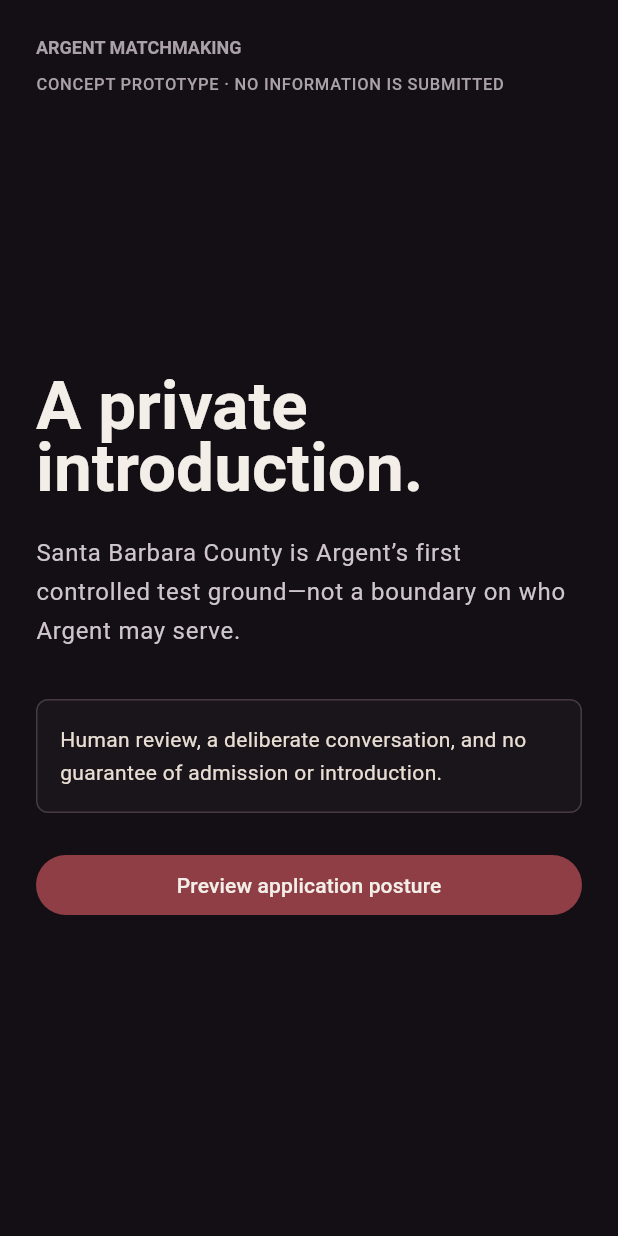
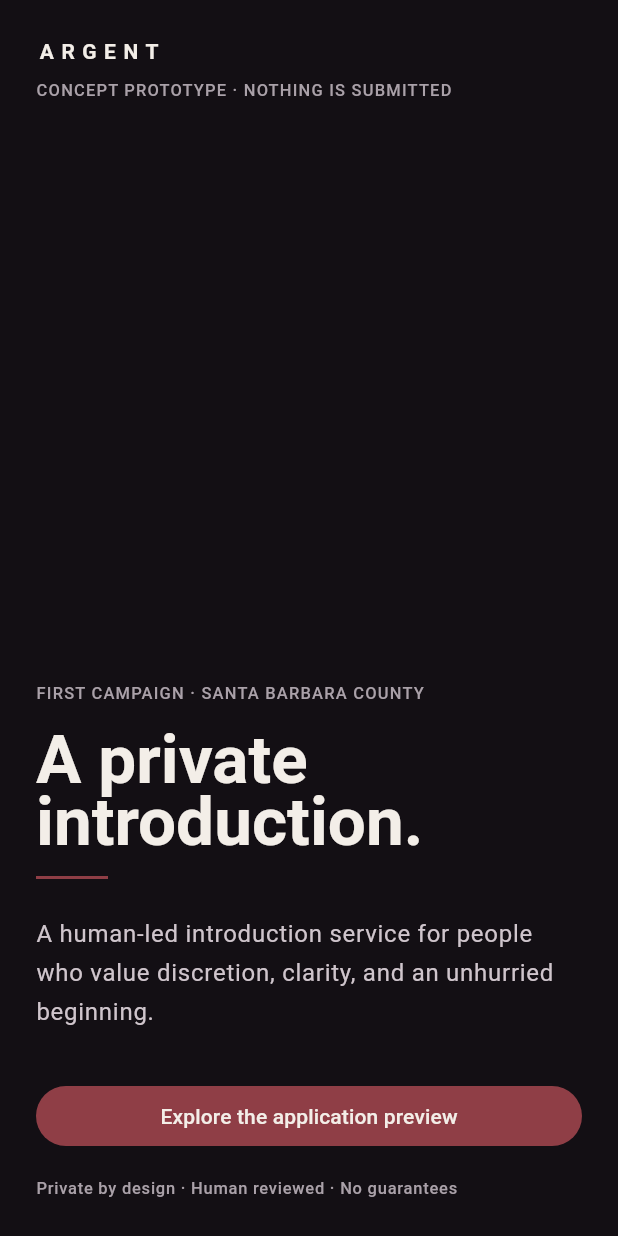
Before and after one commit to carlwelchdesign/matchmaker-ai, a Flutter app: the screen it shows after launch, on a phone screen of 412 x 824 dp. Run offline on Flutter 3.47's test engine with Material 3 defaults, Android fonts, the light colour scheme and no system bars; our stand-ins replace built_collection, built_value, dio; missing offline and left inert: one_of_serializer.

Commit message:
ARG-120 align mobile opening with Nocturne splash

```diff
--- a/apps/mobile/lib/main.dart
+++ b/apps/mobile/lib/main.dart
@@ -26,20 +26,22 @@ class ArgentMobileApp extends StatelessWidget {
         ),
         scaffoldBackgroundColor: ArgentTokens.semanticSurfaceCanvas,
       ),
-      home: const FoundationScreen(),
+      home: const ConceptLandingScreen(),
     );
   }
 }
 
-class FoundationScreen extends StatefulWidget {
-  const FoundationScreen({super.key});
+class ConceptLandingScreen extends StatefulWidget {
+  const ConceptLandingScreen({super.key});
 
   @override
-  State<FoundationScreen> createState() => _FoundationScreenState();
+  State<ConceptLandingScreen> createState() => _ConceptLandingScreenState();
 }
 
-class _FoundationScreenState extends State<FoundationScreen> {
-  var _step = 0;
+enum _ConceptView { applicationPreview, landing }
+
+class _ConceptLandingScreenState extends State<ConceptLandingScreen> {
+  var _view = _ConceptView.landing;
 
   @override
   Widget build(BuildContext context) {
@@ -49,89 +51,184 @@ class _FoundationScreenState extends State<FoundationScreen> {
       body: SafeArea(
         child: Padding(
           padding: const EdgeInsets.all(ArgentTokens.primitiveSpace300),
-          child: Column(
+          child: _view == _ConceptView.landing
+              ? _Landing(
+                  onPreviewApplication: () =>
+                      setState(() => _view = _ConceptView.applicationPreview),
+                  textTheme: textTheme,
+                )
+              : _ApplicationPreview(
+                  onReturn: () => setState(() => _view = _ConceptView.landing),
+                  textTheme: textTheme,
+                ),
+        ),
+      ),
+    );
+  }
+}
+
+class _Landing extends StatelessWidget {
+  const _Landing({required this.onPreviewApplication, required this.textTheme});
+
+  final VoidCallback onPreviewApplication;
+  final TextTheme textTheme;
+
+  @override
+  Widget build(BuildContext context) {
+    return Column(
       crossAxisAlignment: CrossAxisAlignment.start,
       children: [
         Text(
-                'ARGENT MATCHMAKING',
-                style: textTheme.labelMedium?.copyWith(
-                  color: ArgentTokens.semanticTextMuted,
+          'ARGENT',
+          style: textTheme.labelLarge?.copyWith(
             fontWeight: FontWeight.w600,
-                  letterSpacing: 0,
+            letterSpacing: 5,
           ),
         ),
         const SizedBox(height: ArgentTokens.primitiveSpace100),
         Text(
-                'CONCEPT PROTOTYPE · NO INFORMATION IS SUBMITTED',
+          'CONCEPT PROTOTYPE · NOTHING IS SUBMITTED',
           style: textTheme.labelSmall?.copyWith(
             color: ArgentTokens.semanticTextMuted,
-                  letterSpacing: 0.5,
+            letterSpacing: 0.8,
           ),
         ),
         const Spacer(),
         Text(
-                _step == 0
-                    ? 'A private introduction.'
-                    : 'Nothing leaves this device.',
+          'FIRST CAMPAIGN · SANTA BARBARA COUNTY',
+          style: textTheme.labelSmall?.copyWith(
+            color: ArgentTokens.semanticTextMuted,
+            letterSpacing: 0.8,
+          ),
+        ),
+        const SizedBox(height: ArgentTokens.primitiveSpace200),
+        Text(
+          'A private\nintroduction.',
           style: textTheme.displayMedium?.copyWith(
             fontWeight: FontWeight.w600,
-                  letterSpacing: 0,
             height: ArgentTokens.typeLineHeightDisplay,
           ),
         ),
+        const SizedBox(height: ArgentTokens.primitiveSpace200),
+        Container(
+          color: ArgentTokens.semanticActionPrimary,
+          height: 2,
+          width: 48,
+        ),
         const SizedBox(height: ArgentTokens.primitiveSpace300),
         Text(
-                _step == 0
-                    ? 'Santa Barbara County is Argent’s first controlled test '
-                        'ground—not a boundary on who Argent may serve.'
-                    : 'This application preview demonstrates pacing and review. '
-                        'It has no account, form submission, storage, or matching.',
+          'A human-led introduction service for people who value discretion, '
+          'clarity, and an unhurried beginning.',
           style: textTheme.bodyLarge?.copyWith(
             color: ArgentTokens.primitiveColorSilver200,
             height: ArgentTokens.typeLineHeightBody,
           ),
         ),
         const SizedBox(height: ArgentTokens.primitiveSpace400),
-              DecoratedBox(
+        SizedBox(
+          width: double.infinity,
+          child: FilledButton(
+            onPressed: onPreviewApplication,
+            child: const Text('Explore the application preview'),
+          ),
+        ),
+        const SizedBox(height: ArgentTokens.primitiveSpace200),
+        Text(
+          'Private by design · Human reviewed · No guarantees',
+          style: textTheme.labelSmall?.copyWith(
+            color: ArgentTokens.semanticTextMuted,
+          ),
+        ),
+      ],
+    );
+  }
+}
+
+class _ApplicationPreview extends StatelessWidget {
+  const _ApplicationPreview({required this.onReturn, required this.textTheme});
+
+  final VoidCallback onReturn;
+  final TextTheme textTheme;
+
+  @override
+  Widget build(BuildContext context) {
+    return Column(
+      crossAxisAlignment: CrossAxisAlignment.start,
+      children: [
+        Text(
+          'ARGENT',
+          style: textTheme.labelLarge?.copyWith(
+            fontWeight: FontWeight.w600,
+            letterSpacing: 5,
+          ),
+        ),
+        const Spacer(),
+        Text(
+          'APPLICATION PREVIEW · LOCAL ONLY',
+          style: textTheme.labelSmall?.copyWith(
+            color: ArgentTokens.semanticTextMuted,
+            letterSpacing: 0.8,
+          ),
+        ),
+        const SizedBox(height: ArgentTokens.primitiveSpace200),
+        Text(
+          'Nothing leaves\nthis device.',
+          style: textTheme.displayMedium?.copyWith(
+            fontWeight: FontWeight.w600,
+            height: ArgentTokens.typeLineHeightDisplay,
+          ),
+        ),
+        const SizedBox(height: ArgentTokens.primitiveSpace300),
+        Text(
+          'This preview demonstrates the pace and explanation of an '
+          'application. It has no account, form submission, storage, or '
+          'matching.',
+          style: textTheme.bodyLarge?.copyWith(
+            color: ArgentTokens.primitiveColorSilver200,
+            height: ArgentTokens.typeLineHeightBody,
+          ),
+        ),
+        const SizedBox(height: ArgentTokens.primitiveSpace400),
+        _BoundaryPanel(textTheme: textTheme),
+        const SizedBox(height: ArgentTokens.primitiveSpace300),
+        SizedBox(
+          width: double.infinity,
+          child: OutlinedButton(
+            onPressed: onReturn,
+            child: const Text('Return to campaign concept'),
+          ),
+        ),
+        const Spacer(),
+      ],
+    );
+  }
+}
+
+class _BoundaryPanel extends StatelessWidget {
+  const _BoundaryPanel({required this.textTheme});
+
+  final TextTheme textTheme;
+
+  @override
+  Widget build(BuildContext context) {
+    return DecoratedBox(
       decoration: BoxDecoration(
         border: Border.all(color: ArgentTokens.semanticBorderSubtle),
-                  borderRadius: BorderRadius.circular(
-                    ArgentTokens.componentPanelRadius,
-                  ),
+        borderRadius: BorderRadius.circular(ArgentTokens.componentPanelRadius),
         color: ArgentTokens.semanticSurfaceRaised,
       ),
       child: Padding(
         padding: const EdgeInsets.all(ArgentTokens.primitiveSpace200),
         child: Text(
-                    _step == 0
-                        ? 'Human review, a deliberate conversation, and no '
-                            'guarantee of admission or introduction.'
-                        : 'A future live application would give people clear '
-                            'review, correction, and withdrawal controls.',
+          'A future live application would give people clear review, '
+          'correction, and withdrawal controls before any information is '
+          'considered.',
           style: textTheme.bodyMedium?.copyWith(
             color: ArgentTokens.semanticTextSecondary,
             height: ArgentTokens.typeLineHeightBody,
           ),
         ),
       ),
-              ),
-              const SizedBox(height: ArgentTokens.primitiveSpace300),
-              SizedBox(
-                width: double.infinity,
-                child: FilledButton(
-                  onPressed: () => setState(() => _step = _step == 0 ? 1 : 0),
-                  child: Text(
-                    _step == 0
-                        ? 'Preview application posture'
-                        : 'Return to campaign concept',
-                  ),
-                ),
-              ),
-              const Spacer(),
-            ],
-          ),
-        ),
-      ),
     );
   }
 }
```
Also changed, not shown: 2 other files. Lines whose indentation alone changed are shown as unchanged.
